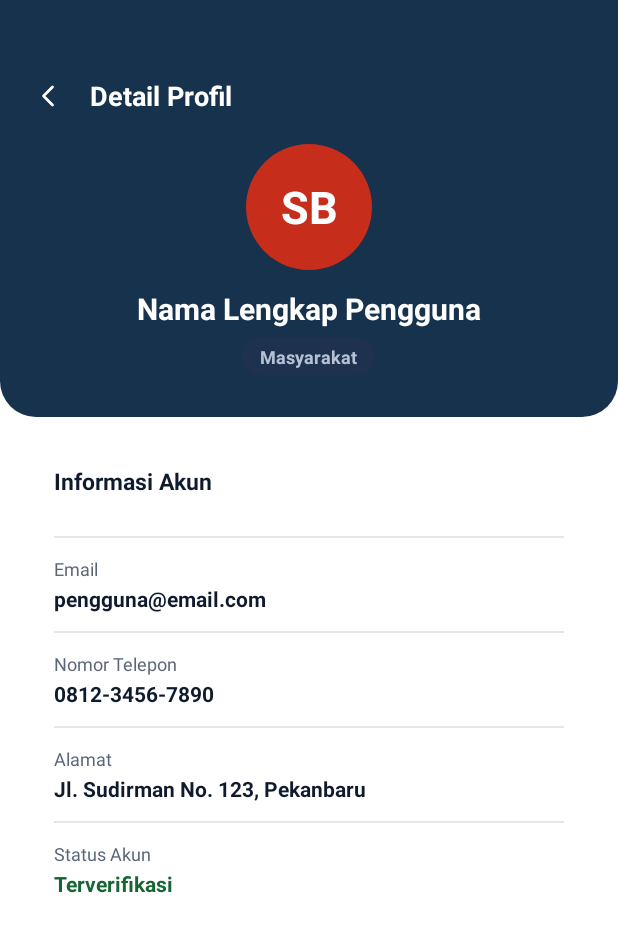
After one commit to nashwaisn-ux/SiagaBencana, an Android app: the layout fragment_detail_profil.xml on its own in the app's theme, with its tools: preview values and no code run, on a phone screen of 412 x 824 dp. The commit adds this screen. Shown: the top 932 px of the screen. Run offline under Robolectric (Android 15) with nearby library versions, the phone set to English and light mode, and no system bars; network calls fail.

Commit message:
detail profil

```diff
--- a/app/src/main/AndroidManifest.xml
+++ b/app/src/main/AndroidManifest.xml
@@ -78,6 +78,12 @@
             android:exported="false"
             android:screenOrientation="portrait" />
 
+        <activity
+            android:name=".DetailProfilFragment"
+            android:exported="false"
+            android:screenOrientation="portrait" />
+
+
     </application>
 
 </manifest>
--- /dev/null
+++ b/app/src/main/res/layout/fragment_detail_profil.xml
@@ -0,0 +1,280 @@
+<?xml version="1.0" encoding="utf-8"?>
+<ScrollView xmlns:android="http://schemas.android.com/apk/res/android"
+    xmlns:app="http://schemas.android.com/apk/res/auto"
+    xmlns:tools="http://schemas.android.com/tools"
+    android:layout_width="match_parent"
+    android:layout_height="match_parent"
+    android:background="@color/white"
+    android:fillViewport="true"
+    tools:context=".ui.DetailProfilFragment">
+
+    <LinearLayout
+        android:layout_width="match_parent"
+        android:layout_height="wrap_content"
+        android:orientation="vertical"
+        android:paddingBottom="24dp">
+
+        <!-- Header Navy + Tombol Kembali + Avatar -->
+        <LinearLayout
+            android:layout_width="match_parent"
+            android:layout_height="wrap_content"
+            android:background="@drawable/bg_header_navy"
+            android:orientation="vertical"
+            android:paddingTop="40dp"
+            android:paddingBottom="28dp">
+
+            <LinearLayout
+                android:layout_width="match_parent"
+                android:layout_height="48dp"
+                android:gravity="center_vertical"
+                android:orientation="horizontal"
+                android:paddingStart="12dp"
+                android:paddingEnd="16dp">
+
+                <ImageButton
+                    android:id="@+id/btnKembaliDetailProfil"
+                    android:layout_width="40dp"
+                    android:layout_height="40dp"
+                    android:background="?attr/selectableItemBackgroundBorderless"
+                    android:contentDescription="Kembali"
+                    android:src="@drawable/ic_chevron_right"
+                    android:rotation="180"
+                    app:tint="@color/white" />
+
+                <TextView
+                    android:layout_width="0dp"
+                    android:layout_height="wrap_content"
+                    android:layout_marginStart="8dp"
+                    android:layout_weight="1"
+                    android:text="Detail Profil"
+                    android:textColor="@color/white"
+                    android:textSize="18sp"
+                    android:textStyle="bold" />
+            </LinearLayout>
+
+            <LinearLayout
+                android:layout_width="match_parent"
+                android:layout_height="wrap_content"
+                android:layout_marginTop="8dp"
+                android:gravity="center_horizontal"
+                android:orientation="vertical">
+
+                <FrameLayout
+                    android:layout_width="84dp"
+                    android:layout_height="84dp">
+
+                    <TextView
+                        android:id="@+id/tvDetailAvatar"
+                        android:layout_width="84dp"
+                        android:layout_height="84dp"
+                        android:background="@drawable/bg_circle_red"
+                        android:gravity="center"
+                        android:text="SB"
+                        android:textColor="@color/white"
+                        android:textSize="30sp"
+                        android:textStyle="bold" />
+
+                    <ImageView
+                        android:id="@+id/imgDetailAvatar"
+                        android:layout_width="84dp"
+                        android:layout_height="84dp"
+                        android:background="@drawable/bg_circle_red"
+                        android:contentDescription="Foto Profil"
+                        android:scaleType="centerCrop"
+                        android:visibility="gone" />
+                </FrameLayout>
+
+                <TextView
+                    android:id="@+id/tvDetailNama"
+                    android:layout_width="wrap_content"
+                    android:layout_height="wrap_content"
+                    android:layout_marginTop="12dp"
+                    android:text="Nama Lengkap Pengguna"
+                    android:textColor="@color/white"
+                    android:textSize="20sp"
+                    android:textStyle="bold" />
+
+                <TextView
+                    android:id="@+id/tvDetailRole"
+                    android:layout_width="wrap_content"
+                    android:layout_height="wrap_content"
+                    android:layout_marginTop="6dp"
+                    android:background="@drawable/bg_pill_navy_light"
+                    android:paddingStart="12dp"
+                    android:paddingTop="4dp"
+                    android:paddingEnd="12dp"
+                    android:paddingBottom="4dp"
+                    android:text="Masyarakat"
+                    android:textColor="@color/siaga_on_navy_muted"
+                    android:textSize="12sp"
+                    android:textStyle="bold" />
+            </LinearLayout>
+        </LinearLayout>
+
+        <!-- Kartu Informasi Data Diri -->
+        <com.google.android.material.card.MaterialCardView
+            style="@style/Widget.Siaga.Card"
+            android:layout_width="match_parent"
+            android:layout_height="wrap_content"
+            android:layout_marginStart="20dp"
+            android:layout_marginTop="16dp"
+            android:layout_marginEnd="20dp"
+            app:cardCornerRadius="20dp"
+            app:cardElevation="0dp">
+
+            <LinearLayout
+                android:layout_width="match_parent"
+                android:layout_height="wrap_content"
+                android:orientation="vertical"
+                android:padding="16dp">
+
+                <TextView
+                    android:layout_width="wrap_content"
+                    android:layout_height="wrap_content"
+                    android:text="Informasi Akun"
+                    android:textColor="@color/siaga_text"
+                    android:textSize="15sp"
+                    android:textStyle="bold" />
+
+                <!-- NIK -->
+                <LinearLayout
+                    android:layout_width="match_parent"
+                    android:layout_height="wrap_content"
+                    android:layout_marginTop="14dp"
+                    android:orientation="vertical">
+
+
+
+                </LinearLayout>
+
+                <View
+                    android:layout_width="match_parent"
+                    android:layout_height="1dp"
+                    android:layout_marginTop="12dp"
+                    android:layout_marginBottom="12dp"
+                    android:background="@color/siaga_line" />
+
+                <!-- Email -->
+                <LinearLayout
+                    android:layout_width="match_parent"
+                    android:layout_height="wrap_content"
+                    android:orientation="vertical">
+
+                    <TextView
+                        style="@style/SiagaCaption"
+                        android:layout_width="wrap_content"
+                        android:layout_height="wrap_content"
+                        android:text="Email" />
+
+                    <TextView
+                        android:id="@+id/tvDetailEmail"
+                        android:layout_width="match_parent"
+                        android:layout_height="wrap_content"
+                        android:layout_marginTop="2dp"
+                        android:text="pengguna@email.com"
+                        android:textColor="@color/siaga_text"
+                        android:textSize="14sp"
+                        android:textStyle="bold" />
+                </LinearLayout>
+
+                <View
+                    android:layout_width="match_parent"
+                    android:layout_height="1dp"
+                    android:layout_marginTop="12dp"
+                    android:layout_marginBottom="12dp"
+                    android:background="@color/siaga_line" />
+
+                <!-- Nomor Telepon -->
+                <LinearLayout
+                    android:layout_width="match_parent"
+                    android:layout_height="wrap_content"
+                    android:orientation="vertical">
+
+                    <TextView
+                        style="@style/SiagaCaption"
+                        android:layout_width="wrap_content"
+                        android:layout_height="wrap_content"
+                        android:text="Nomor Telepon" />
+
+                    <TextView
+                        android:id="@+id/tvDetailTelepon"
+                        android:layout_width="match_parent"
+                        android:layout_height="wrap_content"
+                        android:layout_marginTop="2dp"
+                        android:text="0812-3456-7890"
+                        android:textColor="@color/siaga_text"
+                        android:textSize="14sp"
+                        android:textStyle="bold" />
+                </LinearLayout>
+
+                <View
+                    android:layout_width="match_parent"
+                    android:layout_height="1dp"
+                    android:layout_marginTop="12dp"
+                    android:layout_marginBottom="12dp"
+                    android:background="@color/siaga_line" />
+
+                <!-- Alamat -->
+                <LinearLayout
+                    android:layout_width="match_parent"
+                    android:layout_height="wrap_content"
+                    android:orientation="vertical">
+
+                    <TextView
+                        style="@style/SiagaCaption"
+                        android:layout_width="wrap_content"
+                        android:layout_height="wrap_content"
+                        android:text="Alamat" />
+
+                    <TextView
+                        android:id="@+id/tvDetailAlamat"
+                        android:layout_width="match_parent"
+                        android:layout_height="wrap_content"
+                        android:layout_marginTop="2dp"
+                        android:text="Jl. Sudirman No. 123, Pekanbaru"
+                        android:textColor="@color/siaga_text"
+                        android:textSize="14sp"
+                        android:textStyle="bold" />
+                </LinearLayout>
+
+                <View
+                    android:layout_width="match_parent"
+                    android:layout_height="1dp"
+                    android:layout_marginTop="12dp"
+                    android:layout_marginBottom="12dp"
+                    android:background="@color/siaga_line" />
+
+                <!-- Status Verifikasi Akun -->
+                <LinearLayout
+                    android:layout_width="match_parent"
+                    android:layout_height="wrap_content"
+                    android:gravity="center_vertical"
+                    android:orientation="horizontal">
+
+                    <LinearLayout
+                        android:layout_width="0dp"
+                        android:layout_height="wrap_content"
+                        android:layout_weight="1"
+                        android:orientation="vertical">
+
+                        <TextView
+                            style="@style/SiagaCaption"
+                            android:layout_width="wrap_content"
+                            android:layout_height="wrap_content"
+                            android:text="Status Akun" />
+
+                        <TextView
+                            android:id="@+id/tvDetailStatusAkun"
+                            android:layout_width="wrap_content"
+                            android:layout_height="wrap_content"
+                            android:layout_marginTop="2dp"
+                            android:text="Terverifikasi"
+                            android:textColor="@color/siaga_green"
+                            android:textSize="14sp"
+                            android:textStyle="bold" />
+                    </LinearLayout>
+                </LinearLayout>
+            </LinearLayout>
+        </com.google.android.material.card.MaterialCardView>
+    </LinearLayout>
+</ScrollView>
--- a/app/src/main/res/mipmap-anydpi-v26/ic_launcher.xml
+++ b/app/src/main/res/mipmap-anydpi-v26/ic_launcher.xml
@@ -1,6 +1,6 @@
 <?xml version="1.0" encoding="utf-8"?>
 <adaptive-icon xmlns:android="http://schemas.android.com/apk/res/android">
-    <background android:drawable="@drawable/ic_launcher_background" />
-    <foreground android:drawable="@drawable/ic_launcher_foreground" />
+    <background android:drawable="@drawable/ic_lun" />
+    <foreground android:drawable="@drawable/ic_lun" />
     <monochrome android:drawable="@drawable/ic_launcher_foreground" />
 </adaptive-icon>
--- a/app/src/main/res/mipmap-anydpi-v26/ic_launcher_round.xml
+++ b/app/src/main/res/mipmap-anydpi-v26/ic_launcher_round.xml
@@ -1,6 +1,6 @@
 <?xml version="1.0" encoding="utf-8"?>
 <adaptive-icon xmlns:android="http://schemas.android.com/apk/res/android">
-    <background android:drawable="@drawable/ic_launcher_background" />
-    <foreground android:drawable="@drawable/ic_launcher_foreground" />
+    <background android:drawable="@drawable/ic_lun" />
+    <foreground android:drawable="@drawable/ic_lun" />
     <monochrome android:drawable="@drawable/ic_launcher_foreground" />
 </adaptive-icon>
```
Also changed, not shown: app/src/main/java/com/example/siagabencana/DetailProfilFragment.kt (added, +99 -0 lines), app/src/main/java/com/example/siagabencana/ui/ProfilFragment.kt (+13 -0 lines), app/src/main/res/drawable/ic_lun.xml (added, +20 -0 lines), app/src/main/res/layout/fragment_profil.xml (+21 -0 lines).
